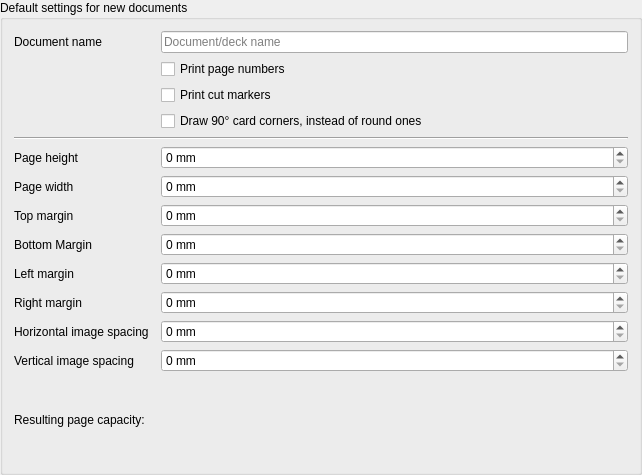
The window that mtg_proxy_printer/resources/ui/page_config_widget.ui (luziferius/MTGProxyPrinter) describes before a commit, drawn with Qt 5.
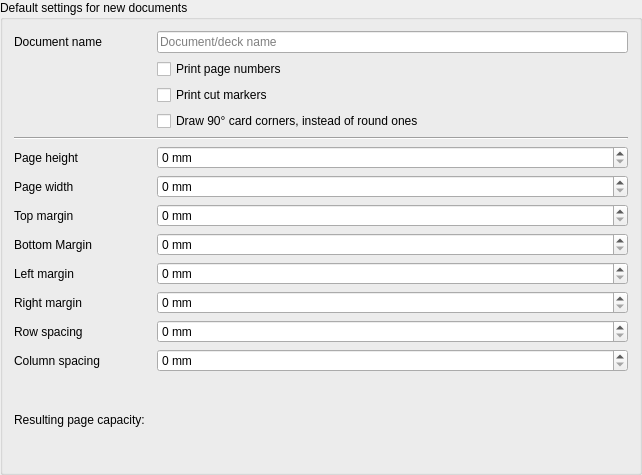
The same window after the commit.

Commit message:
Renamed widgets in the PageConfigWidget to reflect the image spacing rename. Also updated the UI strings and tooltips.
FossilOrigin-Name: 8ae2a07ae2ace1d084d79d65ef1af649f7fa116a7ea2124d17318d9429642aad

Patch:
```diff
--- a/mtg_proxy_printer/resources/ui/page_config_widget.ui
+++ b/mtg_proxy_printer/resources/ui/page_config_widget.ui
@@ -151,7 +151,7 @@
    <item row="25" column="1">
     <widget class="QLabel" name="image_spacing_horizontal_label">
      <property name="text">
-      <string>Horizontal image spacing</string>
+      <string>Row spacing</string>
      </property>
      <property name="buddy">
       <cstring>image_spacing_horizontal</cstring>
@@ -161,7 +161,7 @@
    <item row="26" column="1">
     <widget class="QLabel" name="image_spacing_vertical_label">
      <property name="text">
-      <string>Vertical image spacing</string>
+      <string>Column spacing</string>
      </property>
      <property name="buddy">
       <cstring>image_spacing_vertical</cstring>
```
Left out of the diff: 40 changed lines with no effect on the pictures. The commit also changes 2 other files.
